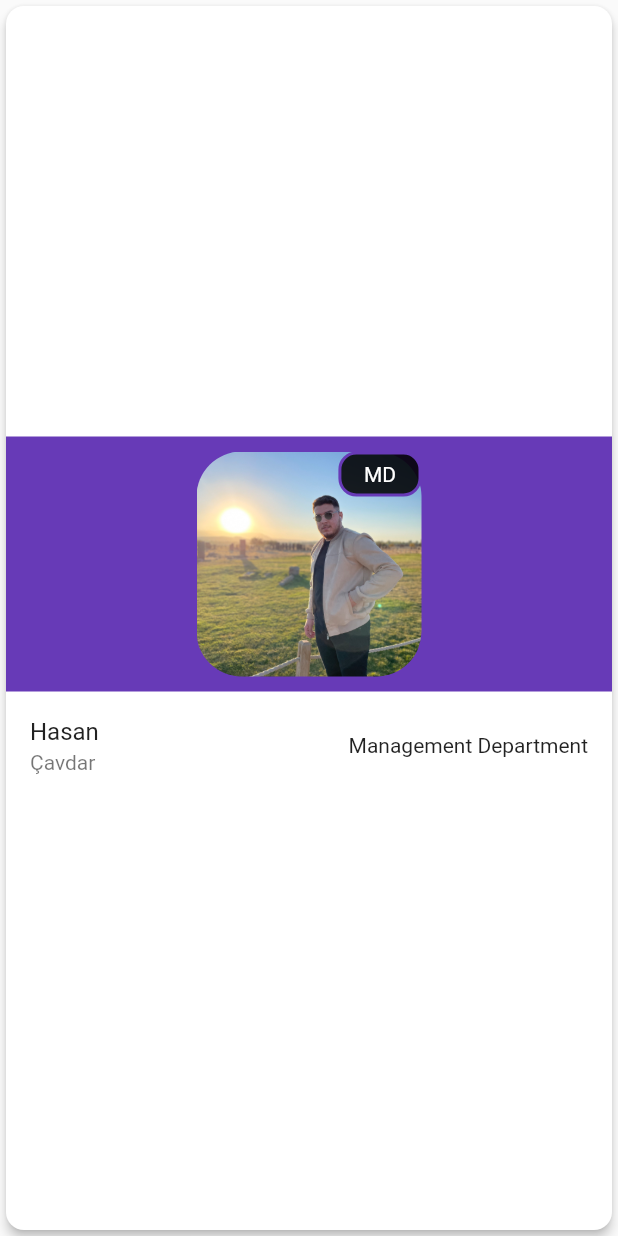
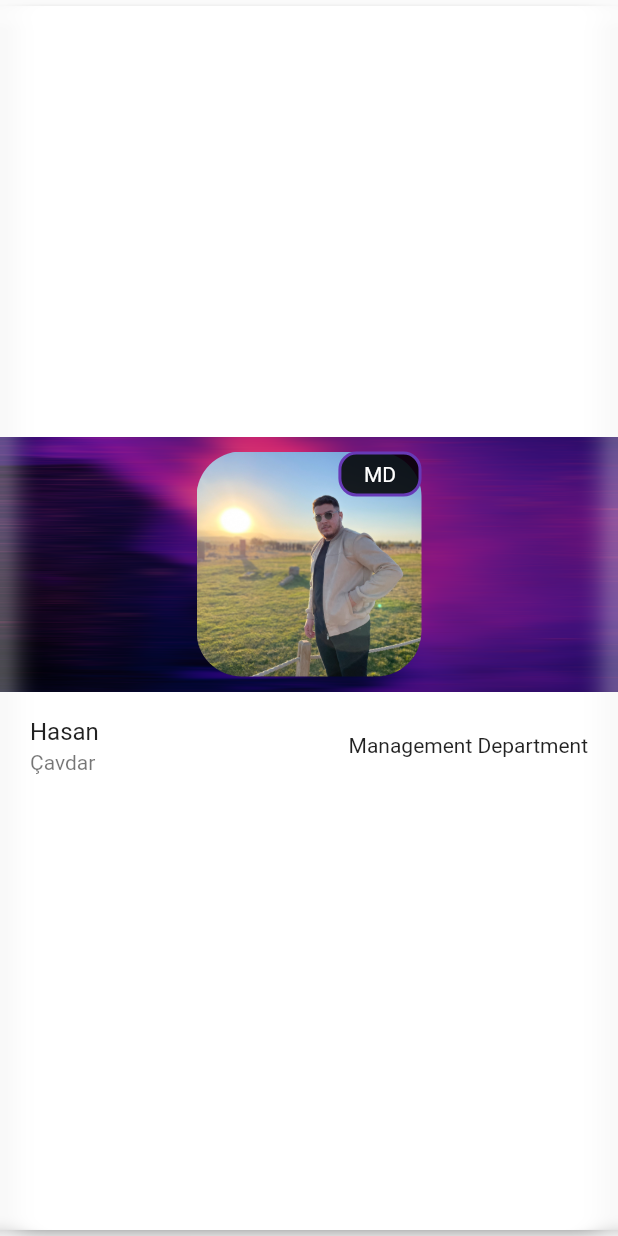
Before and after one commit to hasancavdar61/flutter_examples, a Flutter app: the CustomProfileCard widget shown alone on an empty page, opened directly, on a phone screen of 412 x 824 dp. Run offline on Flutter 3.47's test engine with Material 2 defaults, Android fonts, the phone set to English and light mode, and no system bars; network calls fail.

Commit message:
DecorationImage added Card view Background v2

```diff
--- a/sociaworld/lib/custom_method.dart
+++ b/sociaworld/lib/custom_method.dart
@@ -1,8 +1,8 @@
 import 'package:flutter/material.dart';
 import 'package:sociaworld/widgets/custom_bottom_nav_bar.dart';
 import 'package:sociaworld/widgets/custom_card_widget.dart';
-import 'package:sociaworld/widgets/custom_profile_card.dart';
-import 'package:sociaworld/widgets/custom_profile_card_other.dart';
+import 'package:sociaworld/widgets/custom_cards/custom_profile_card.dart';
+import 'package:sociaworld/widgets/custom_cards/custom_profile_card_other.dart';
 
 class CustomCardView extends StatelessWidget {
   const CustomCardView({Key? key}) : super(key: key);
--- /dev/null
+++ b/sociaworld/lib/widgets/custom_cards/custom_profile_card.dart
@@ -0,0 +1,102 @@
+import 'dart:ui';
+
+import 'package:flutter/material.dart';
+
+class CustomProfileCard extends StatelessWidget {
+  const CustomProfileCard({
+    Key? key,
+    this.departmentColor,
+    this.profilePhoto,
+    this.departmentIconColor,
+    this.departmentLabel,
+    this.departmentLabelColor,
+    this.name,
+    this.surname,
+    this.departmentName,
+  }) : super(key: key);
+// [final] modifier ve type'lar NullSafety ile kullanılmıştır.
+  final Color? departmentColor;
+  final String? profilePhoto;
+  final Color? departmentIconColor;
+  final String? departmentLabel;
+  final Color? departmentLabelColor;
+  final String? name;
+  final String? surname;
+  final String? departmentName;
+
+  @override
+  Widget build(BuildContext context) {
+    //Profil kartı tasarımı için ana widget [Card] kullanılmıştır.
+    return Card(
+      elevation: 3.0,
+      shape: RoundedRectangleBorder(
+        borderRadius: BorderRadius.circular(12.0),
+      ),
+
+      //Alt alta sıralama için [Column] kullanılmıştır.
+      child: Column(
+        mainAxisAlignment: MainAxisAlignment.center,
+
+        //Departman rengi[departmentColor], ikonu ve profil fotoğrafının bulunduğu widget [Container]
+        children: [
+          Container(
+            padding: const EdgeInsets.all(10),
+            alignment: Alignment.center,
+            width: double.infinity,
+            decoration: const BoxDecoration(
+                image: DecorationImage(
+              // Background Image
+              image: AssetImage('assets/card_background.png'),
+              fit: BoxFit.fill,
+            )),
+            //profil fotoğrafının [profilePhoto], bulunduğu widget [Stack]
+            child: BackdropFilter(
+              filter: ImageFilter.blur(sigmaX: 10.0, sigmaY: 0.0),
+              child: Stack(
+                alignment: AlignmentDirectional.topEnd,
+                children: [
+                  Container(
+                    padding: const EdgeInsets.all(20.0),
+                    height: 150.0,
+                    width: 150.0,
+                    decoration: BoxDecoration(
+                      image: DecorationImage(
+                        fit: BoxFit.cover,
+                        image: AssetImage(profilePhoto!),
+                      ),
+                      borderRadius: BorderRadius.circular(30),
+                    ),
+                  ),
+
+                  // Departman ikon rengi [departmentIconColor], departman border rengi [departmentColor], departman adı [departmentLabel], departman adının rengi [departmantLabelColor]
+                  Container(
+                    padding: const EdgeInsets.only(
+                        left: 15.0, right: 15.0, top: 5.0, bottom: 5.0),
+                    decoration: BoxDecoration(
+                      color: departmentIconColor!,
+                      border: Border.all(width: 2.0, color: departmentColor!),
+                      borderRadius: BorderRadius.circular(12),
+                    ),
+                    child: Text(
+                      departmentLabel!,
+                      style: TextStyle(
+                        color: departmentLabelColor!,
+                      ),
+                      textAlign: TextAlign.center,
+                    ),
+                  )
+                ],
+              ),
+            ),
+          ),
+          //İsim [name], soyisim [surname], departman adının [deparmentName] bulunduğu widget [ListTile]
+          ListTile(
+            title: Text(name!),
+            subtitle: Text(surname!),
+            trailing: Text(departmentName!),
+          )
+        ],
+      ),
+    );
+  }
+}
--- a/sociaworld/lib/widgets/custom_profile_card.dart
+++ /dev/null
@@ -1,93 +0,0 @@
-import 'package:flutter/material.dart';
-
-class CustomProfileCard extends StatelessWidget {
-  const CustomProfileCard({
-    Key? key,
-    this.departmentColor,
-    this.profilePhoto,
-    this.departmentIconColor,
-    this.departmentLabel,
-    this.departmentLabelColor,
-    this.name,
-    this.surname,
-    this.departmentName,
-  }) : super(key: key);
-// [final] modifier ve type'lar NullSafety ile kullanılmıştır.
-  final Color? departmentColor;
-  final String? profilePhoto;
-  final Color? departmentIconColor;
-  final String? departmentLabel;
-  final Color? departmentLabelColor;
-  final String? name;
-  final String? surname;
-  final String? departmentName;
-
-  @override
-  Widget build(BuildContext context) {
-    //Profil kartı tasarımı için ana widget [Card] kullanılmıştır.
-    return Card(
-      elevation: 3.0,
-      shape: RoundedRectangleBorder(
-        borderRadius: BorderRadius.circular(12.0),
-      ),
-
-      //Alt alta sıralama için [Column] kullanılmıştır.
-      child: Column(
-        mainAxisAlignment: MainAxisAlignment.center,
-
-        //Departman rengi[departmentColor], ikonu ve profil fotoğrafının bulunduğu widget [Container]
-        children: [
-          Container(
-            padding: const EdgeInsets.all(10),
-            alignment: Alignment.center,
-            color: departmentColor!,
-            width: double.infinity,
-
-            //profil fotoğrafının [profilePhoto], bulunduğu widget [Stack]
-            child: Stack(
-              alignment: AlignmentDirectional.topEnd,
-              children: [
-                Container(
-                  padding: const EdgeInsets.all(20.0),
-                  height: 150.0,
-                  width: 150.0,
-                  decoration: BoxDecoration(
-                    image: DecorationImage(
-                      fit: BoxFit.cover,
-                      image: AssetImage(profilePhoto!),
-                    ),
-                    borderRadius: BorderRadius.circular(30),
-                  ),
-                ),
-
-                // Departman ikon rengi [departmentIconColor], departman border rengi [departmentColor], departman adı [departmentLabel], departman adının rengi [departmantLabelColor]
-                Container(
-                  padding: const EdgeInsets.only(
-                      left: 15.0, right: 15.0, top: 5.0, bottom: 5.0),
-                  decoration: BoxDecoration(
-                    color: departmentIconColor!,
-                    border: Border.all(width: 2.0, color: departmentColor!),
-                    borderRadius: BorderRadius.circular(12),
-                  ),
-                  child: Text(
-                    departmentLabel!,
-                    style: TextStyle(
-                      color: departmentLabelColor!,
-                    ),
-                    textAlign: TextAlign.center,
-                  ),
-                )
-              ],
-            ),
-          ),
-          //İsim [name], soyisim [surname], departman adının [deparmentName] bulunduğu widget [ListTile]
-          ListTile(
-            title: Text(name!),
-            subtitle: Text(surname!),
-            trailing: Text(departmentName!),
-          )
-        ],
-      ),
-    );
-  }
-}
--- a/sociaworld/pubspec.yaml
+++ b/sociaworld/pubspec.yaml
@@ -59,8 +59,7 @@ flutter:
 
   # To add assets to your application, add an assets section, like this:
   assets:
-    - assets/hsncvdr.jpg
-    - assets/omni.png
+    - assets/
 
   # An image asset can refer to one or more resolution-specific "variants", see
   # https://flutter.dev/assets-and-images/#resolution-aware.
```
Also changed, not shown: sociaworld/lib/widgets/custom_profile_card_other.dart (deleted, +0 -89 lines), sociaworld/assets/card_background.png (added).
